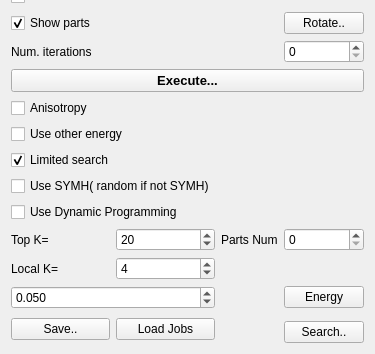
Qt form ddtt/experiment/experiment-widget.ui (ialhashim/ddtt-dev) before a commit; both pictures show x 0 to 375 and y 267 to 621 of the 375 by 621 pixel window.
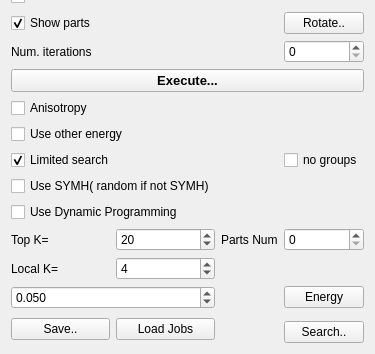
The same form after that commit.

```diff
--- a/ddtt/experiment/experiment-widget.ui
+++ b/ddtt/experiment/experiment-widget.ui
@@ -6,7 +6,7 @@
    <rect>
     <x>0</x>
     <y>0</y>
-    <width>313</width>
+    <width>330</width>
     <height>614</height>
    </rect>
   </property>
@@ -315,6 +315,13 @@
      </property>
     </widget>
    </item>
+   <item row="19" column="2">
+    <widget class="QCheckBox" name="noGroups">
+     <property name="text">
+      <string>no groups</string>
+     </property>
+    </widget>
+   </item>
   </layout>
  </widget>
  <resources/>
```
